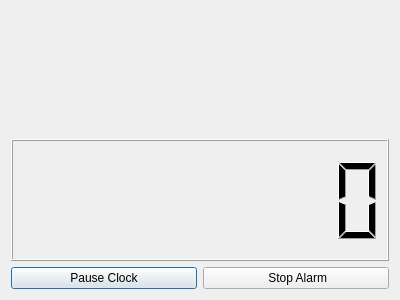
The window that Src/showtimer.ui (kingold5/Timer) describes before a commit, drawn with Qt 5.
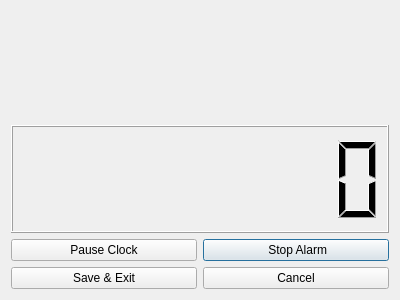
The same window after the commit.

Commit message: add two button SaveExit and Cancel

Patch:
```diff
--- a/Src/showtimer.ui
+++ b/Src/showtimer.ui
@@ -39,21 +39,35 @@
       </widget>
      </item>
      <item>
-      <layout class="QHBoxLayout" name="horizontalLayout">
-       <item>
-        <widget class="QPushButton" name="pushButtonPause">
-         <property name="text">
-          <string>Pause Clock</string>
-         </property>
-        </widget>
-       </item>
-       <item>
+      <layout class="QGridLayout" name="gridLayout">
+       <item row="0" column="1">
         <widget class="QPushButton" name="pushButtonStop">
          <property name="text">
           <string> Stop Alarm</string>
          </property>
         </widget>
        </item>
+       <item row="0" column="0">
+        <widget class="QPushButton" name="pushButtonPause">
+         <property name="text">
+          <string>Pause Clock</string>
+         </property>
+        </widget>
+       </item>
+       <item row="1" column="0">
+        <widget class="QPushButton" name="pushButtonSaveExit">
+         <property name="text">
+          <string>Save &amp;&amp; Exit</string>
+         </property>
+        </widget>
+       </item>
+       <item row="1" column="1">
+        <widget class="QPushButton" name="pushButtonCancel">
+         <property name="text">
+          <string>Cancel</string>
+         </property>
+        </widget>
+       </item>
       </layout>
      </item>
     </layout>
```
The commit also changes 2 other files.
